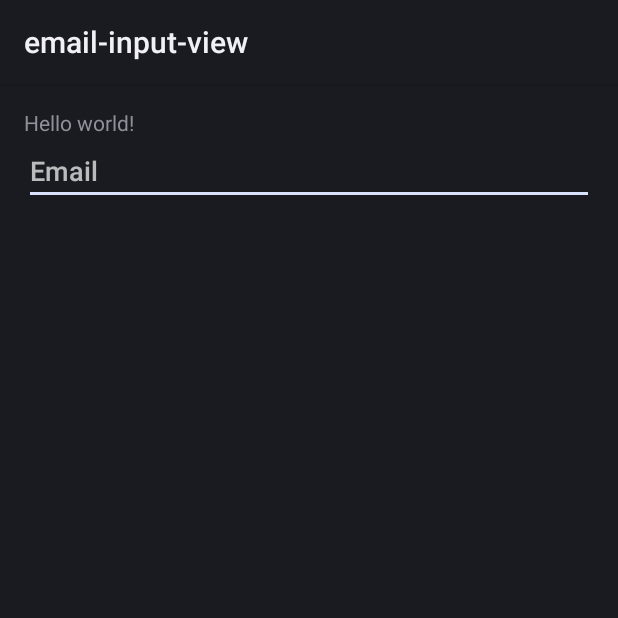
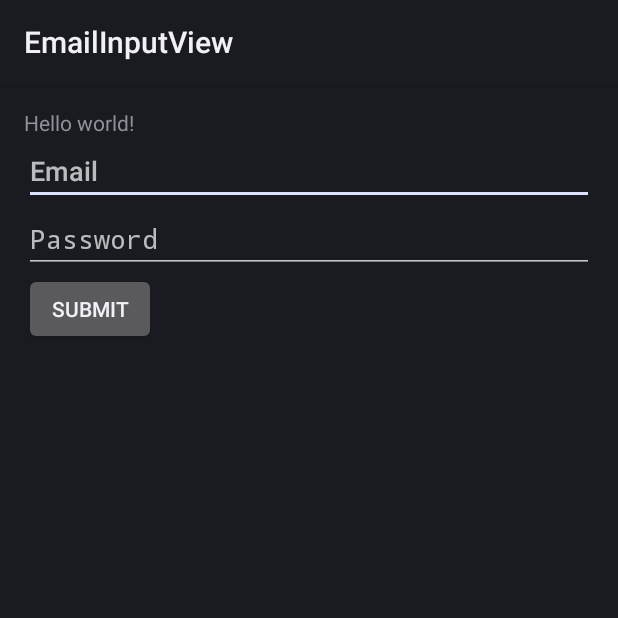
Before and after one commit to danialgoodwin/android--email-input-view, an Android app: the screen it shows after launch (MainActivity), on a phone screen of 412 x 824 dp, the top half of it. Run offline under Robolectric (Android 15) with nearby library versions, the phone set to English and light mode, and no system bars.

Commit message:
Clean up code for v1

```diff
--- a/email-input-view/app/build.gradle
+++ b/email-input-view/app/build.gradle
@@ -6,7 +6,7 @@ android {
 
     defaultConfig {
         applicationId "com.danialgoodwin.sample.emailinputview"
-        minSdkVersion 15
+        minSdkVersion 8
         targetSdkVersion 23
         versionCode 1
         versionName "1.0"
--- a/email-input-view/app/src/main/java/com/danialgoodwin/sample/emailinputview/MainActivity.java
+++ b/email-input-view/app/src/main/java/com/danialgoodwin/sample/emailinputview/MainActivity.java
@@ -2,13 +2,35 @@ package com.danialgoodwin.sample.emailinputview;
 
 import android.app.Activity;
 import android.os.Bundle;
+import android.view.View;
+import android.widget.Toast;
+
+import com.danialgoodwin.ui.emailinputview.EmailInputView;
 
 public class MainActivity extends Activity {
+
+    private EmailInputView mEmailInputView;
 
     @Override
     protected void onCreate(Bundle savedInstanceState) {
         super.onCreate(savedInstanceState);
         setContentView(R.layout.activity_main);
+        mEmailInputView = (EmailInputView) findViewById(R.id.emailInputView);
+
+        findViewById(R.id.submitButton).setOnClickListener(new View.OnClickListener() {
+            @Override
+            public void onClick(View v) {
+                if (mEmailInputView.isValid()) {
+                    showToast("Email submitted!");
+                } else {
+                    showToast("Email not recognized!");
+                }
+            }
+        });
+    }
+
+    private void showToast(CharSequence message) {
+        Toast.makeText(this, message, Toast.LENGTH_LONG).show();
     }
 
 }
--- a/email-input-view/app/src/main/res/layout/activity_main.xml
+++ b/email-input-view/app/src/main/res/layout/activity_main.xml
@@ -15,7 +15,20 @@
         android:layout_height="wrap_content"/>
 
     <com.danialgoodwin.ui.emailinputview.EmailInputView
+        android:id="@+id/emailInputView"
         android:layout_width="match_parent"
         android:layout_height="wrap_content" />
 
+    <EditText
+        android:layout_width="match_parent"
+        android:layout_height="wrap_content"
+        android:hint="Password"
+        android:inputType="textPassword" />
+
+    <Button
+        android:id="@+id/submitButton"
+        android:layout_width="wrap_content"
+        android:layout_height="wrap_content"
+        android:text="Submit" />
+
 </LinearLayout>
--- a/email-input-view/app/src/main/res/values/strings.xml
+++ b/email-input-view/app/src/main/res/values/strings.xml
@@ -1,6 +1,5 @@
 <resources>
-    <string name="app_name">email-input-view</string>
+    <string name="app_name">EmailInputView</string>
 
     <string name="hello_world">Hello world!</string>
-    <string name="action_settings">Settings</string>
 </resources>
--- a/email-input-view/lib-emailinputview/build.gradle
+++ b/email-input-view/lib-emailinputview/build.gradle
@@ -5,7 +5,7 @@ android {
     buildToolsVersion "23.0.2"
 
     defaultConfig {
-        minSdkVersion 15
+        minSdkVersion 8
         targetSdkVersion 23
         versionCode 1
         versionName "1.0"
--- a/email-input-view/lib-emailinputview/src/main/java/com/danialgoodwin/ui/emailinputview/EmailInputView.java
+++ b/email-input-view/lib-emailinputview/src/main/java/com/danialgoodwin/ui/emailinputview/EmailInputView.java
@@ -12,30 +12,30 @@ import android.text.TextUtils;
 import android.util.AttributeSet;
 import android.util.Patterns;
 import android.widget.EditText;
-import android.widget.TextView;
 
-/** An enhanced EditText with easy ability to get email from user. */
+/** An enhanced EditText with easy ability to get valid email from user. An error message will
+ * appear for invalid errors. */
 public class EmailInputView extends EditText {
 
     public EmailInputView(Context context) {
         super(context);
-        initialize(context);
+        initialize();
     }
 
     public EmailInputView(Context context, AttributeSet attrs) {
         super(context, attrs);
-        initialize(context);
+        initialize();
     }
 
     public EmailInputView(Context context, AttributeSet attrs, int defStyleAttr) {
         super(context, attrs, defStyleAttr);
-        initialize(context);
+        initialize();
     }
 
     @TargetApi(Build.VERSION_CODES.LOLLIPOP)
     public EmailInputView(Context context, AttributeSet attrs, int defStyleAttr, int defStyleRes) {
         super(context, attrs, defStyleAttr, defStyleRes);
-        initialize(context);
+        initialize();
     }
 
     @Override
@@ -50,11 +50,15 @@ public class EmailInputView extends EditText {
         validateEmail();
     }
 
-    public static boolean isValidEmail(CharSequence email) {
+    public boolean isValid() {
+        return isValidEmail(getText());
+    }
+
+    public boolean isValidEmail(CharSequence email) {
         return !TextUtils.isEmpty(email) && Patterns.EMAIL_ADDRESS.matcher(email).matches();
     }
 
-    private void initialize(Context context) {
+    private void initialize() {
         setInputType(InputType.TYPE_CLASS_TEXT | InputType.TYPE_TEXT_VARIATION_EMAIL_ADDRESS);
         setHint(R.string.emailinputview_hint);
     }
@@ -68,4 +72,5 @@ public class EmailInputView extends EditText {
             showErrorMessage();
         }
     }
+
 }
```
